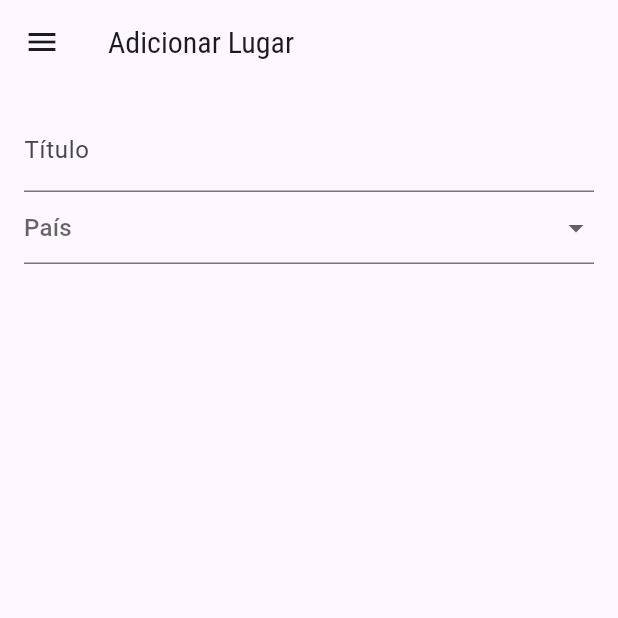
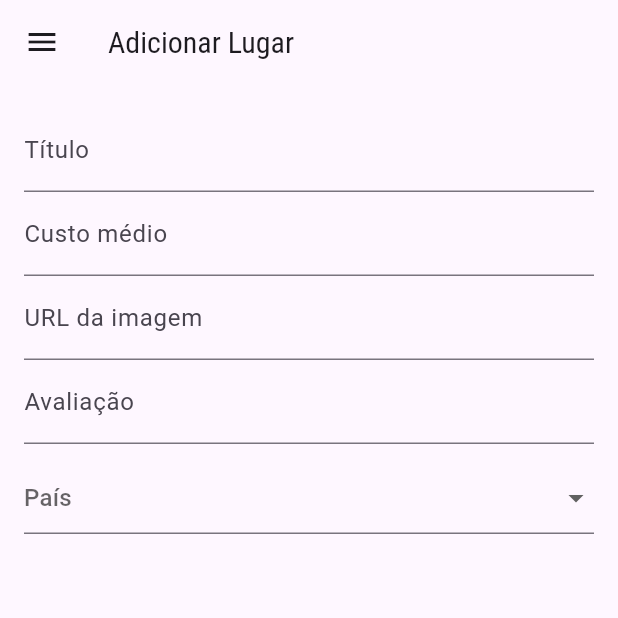
Before and after one commit to joaopaulopmedeiros/ddm-miniprojeto3, a Flutter app: the AddPlaceScreen screen opened by its route, on a phone screen of 412 x 824 dp, the top half of it. Run offline on Flutter 3.47's test engine with Material 3 defaults, Android fonts, the phone set to English and light mode, and no system bars.

```diff
--- a/lib/screens/place_add_screen.dart
+++ b/lib/screens/place_add_screen.dart
@@ -53,6 +53,43 @@ class _AddPlaceFormState extends State<AddPlaceForm> {
                       : null;
                 },
               ),
+              TextFormField(
+                decoration: const InputDecoration(
+                  hintText: '0.00',
+                  labelText: 'Custo médio',
+                ),
+                onSaved: (String? value) {},
+                validator: (String? value) {
+                  return (value != null && value != "")
+                      ? 'Preencha o campo obrigatório.'
+                      : null;
+                },
+              ),
+              TextFormField(
+                decoration: const InputDecoration(
+                  hintText: 'https://image.com',
+                  labelText: 'URL da imagem',
+                ),
+                onSaved: (String? value) {},
+                validator: (String? value) {
+                  return (value != null && value != "")
+                      ? 'Preencha o campo obrigatório.'
+                      : null;
+                },
+              ),
+              TextFormField(
+                decoration: const InputDecoration(
+                  hintText: '1 a 5',
+                  labelText: 'Avaliação',
+                ),
+                onSaved: (String? value) {},
+                validator: (String? value) {
+                  return (value != null && value != "")
+                      ? 'Preencha o campo obrigatório.'
+                      : null;
+                },
+              ),
+              const SizedBox(height: 12,),
               DropdownButtonFormField<String>(
                 hint: const Text("País"),
                 value: selectedCategory,
```
